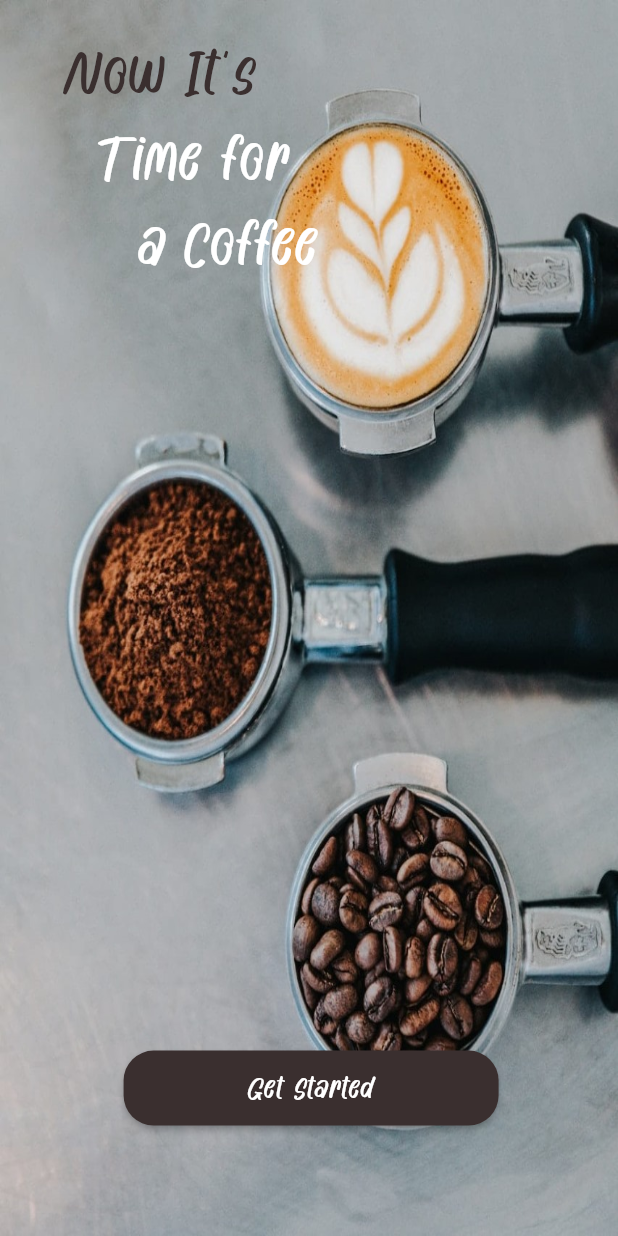
After one commit to RamezNasser5/Shop-App, a Flutter app: the screen it shows after launch, on a phone screen of 412 x 824 dp. The commit adds this screen. Run offline on Flutter 3.47's test engine with Material 3 defaults, Android fonts, the phone set to English and light mode, and no system bars; our stand-ins replace bloc, cloud_firestore, firebase_auth, firebase_core, flutter_bloc, gradient_borders and 2 more; accounts and stored records are empty.

Commit message:
splach view done

```diff
--- a/lib/main.dart
+++ b/lib/main.dart
@@ -5,7 +5,7 @@ import 'package:coffee_app/cubits/detailes_cubit/detailes_cubit.dart';
 import 'package:coffee_app/cubits/search_product_cubit/search_product_cubit.dart';
 import 'package:coffee_app/firebase_options.dart';
 import 'package:coffee_app/models/product_model.dart';
-import 'package:coffee_app/screens/home_page.dart';
+import 'package:coffee_app/screens/splach_page.dart';
 import 'package:firebase_core/firebase_core.dart';
 import 'package:flutter/material.dart';
 import 'package:flutter_bloc/flutter_bloc.dart';
@@ -35,7 +35,7 @@ class CoffeeApp extends StatelessWidget {
       ],
       child: const MaterialApp(
         debugShowCheckedModeBanner: false,
-        home: HomePage(),
+        home: SplachPage(),
       ),
     );
   }
--- /dev/null
+++ b/lib/screens/splach_page.dart
@@ -0,0 +1,80 @@
+import 'package:coffee_app/screens/home_page.dart';
+import 'package:flutter/material.dart';
+
+class SplachPage extends StatelessWidget {
+  const SplachPage({super.key});
+
+  @override
+  Widget build(BuildContext context) {
+    return Scaffold(
+      body: Stack(
+        children: [
+          Container(
+            decoration: const BoxDecoration(
+              image: DecorationImage(
+                fit: BoxFit.fill,
+                image: AssetImage('assets/splach_background.jpeg'),
+              ),
+            ),
+          ),
+          Positioned(
+            top: MediaQuery.of(context).size.height * 0.85,
+            left: MediaQuery.of(context).size.width * 0.2,
+            child: MaterialButton(
+              height: 50,
+              minWidth: 250,
+              onPressed: () {
+                Navigator.of(context)
+                    .push(MaterialPageRoute(builder: (context) {
+                  return const HomePage();
+                }));
+              },
+              color: const Color(0xff3A2F2F),
+              shape: RoundedRectangleBorder(
+                  borderRadius: BorderRadius.circular(20)),
+              child: const Text(
+                'Get Started',
+                style: TextStyle(
+                  fontSize: 20,
+                  color: Colors.white,
+                  fontFamily: 'Poppins',
+                ),
+              ),
+            ),
+          ),
+          const Positioned(
+            top: 20,
+            child: Column(
+              children: [
+                Text(
+                  'Now It\'s',
+                  style: TextStyle(
+                    color: Color(0xff3A2F2F),
+                    fontSize: 40,
+                    fontFamily: 'Poppins',
+                  ),
+                ),
+                Text(
+                  '    Time for',
+                  style: TextStyle(
+                    color: Colors.white,
+                    fontSize: 40,
+                    fontFamily: 'Poppins',
+                  ),
+                ),
+                Text(
+                  '        a Coffee',
+                  style: TextStyle(
+                    color: Colors.white,
+                    fontSize: 40,
+                    fontFamily: 'Poppins',
+                  ),
+                ),
+              ],
+            ),
+          )
+        ],
+      ),
+    );
+  }
+}
--- a/pubspec.yaml
+++ b/pubspec.yaml
@@ -90,7 +90,7 @@ flutter:
     - family: Poppins
       fonts:
         - asset: fonts/Poppins-Bold.ttf
-  #       - asset: fonts/Schyler-Italic.ttf
+        - asset: fonts/NightPumpkind-1GpGv.ttf
   #         style: italic
     - family: OrelegaOne-Regular
       fonts:
```
Also changed, not shown: assets/splach_background.jpeg (added), fonts/NightPumpkind-1GpGv.ttf (added).
